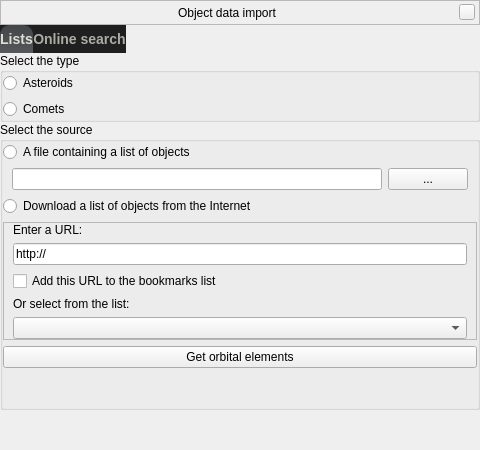
Before: the Qt Designer form plugins/CometsAsteroidsImporter/src/gui/importWindow.ui in 519984307/stellarium_src, drawn with Qt 5.
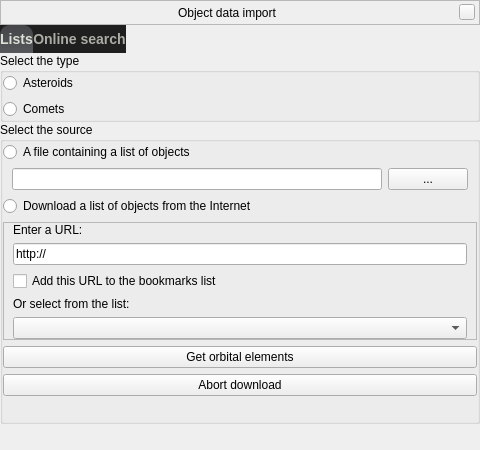
After: the same form once the commit is applied. Icons and pictures are not drawn. Custom widgets are drawn as their Qt base class.

Commit message: + an abort button for downloading lists; fixed buggy behaviour of the discard button

```diff
--- a/plugins/CometsAsteroidsImporter/src/gui/importWindow.ui
+++ b/plugins/CometsAsteroidsImporter/src/gui/importWindow.ui
@@ -312,6 +312,13 @@
                 </property>
                </widget>
               </item>
+              <item>
+               <widget class="QPushButton" name="pushButtonAbortDownload">
+                <property name="text">
+                 <string>Abort download</string>
+                </property>
+               </widget>
+              </item>
               <item>
                <spacer name="verticalSpacer">
                 <property name="orientation">
```
Left out of the diff: 1 changed line with no effect on the pictures. The commit also changes 2 other files.
